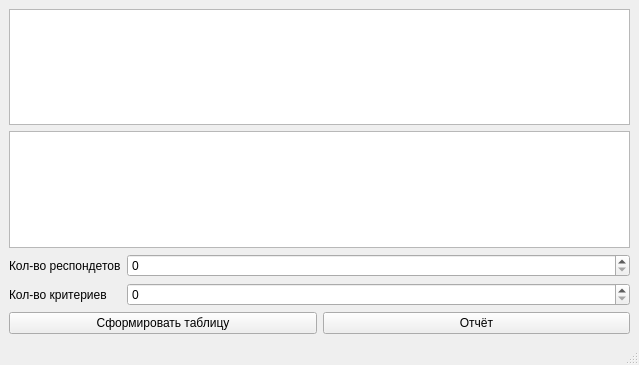
VasilevIvanVladimirovich/Quality-Management, file Lab1/mainwindow.ui: the form before one commit.
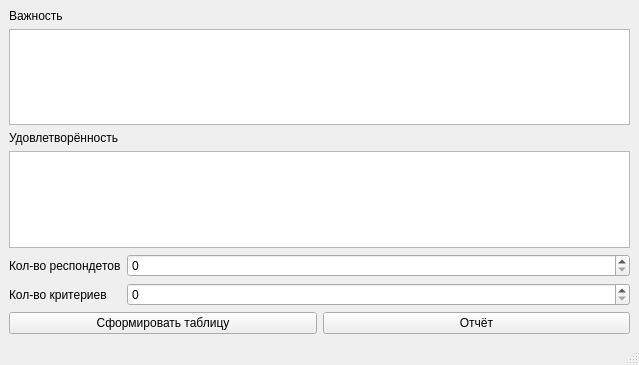
The form after the commit.

Diff of the .ui file:
```diff
--- a/Lab1/mainwindow.ui
+++ b/Lab1/mainwindow.ui
@@ -15,9 +15,23 @@
   </property>
   <widget class="QWidget" name="centralwidget">
    <layout class="QVBoxLayout" name="verticalLayout">
+    <item>
+     <widget class="QLabel" name="label">
+      <property name="text">
+       <string>Важность</string>
+      </property>
+     </widget>
+    </item>
     <item>
      <widget class="QTableWidget" name="tableWidgetImportance"/>
     </item>
+    <item>
+     <widget class="QLabel" name="label_2">
+      <property name="text">
+       <string>Удовлетворённость</string>
+      </property>
+     </widget>
+    </item>
     <item>
      <widget class="QTableWidget" name="tableWidgetSatisfaction"/>
     </item>
```
